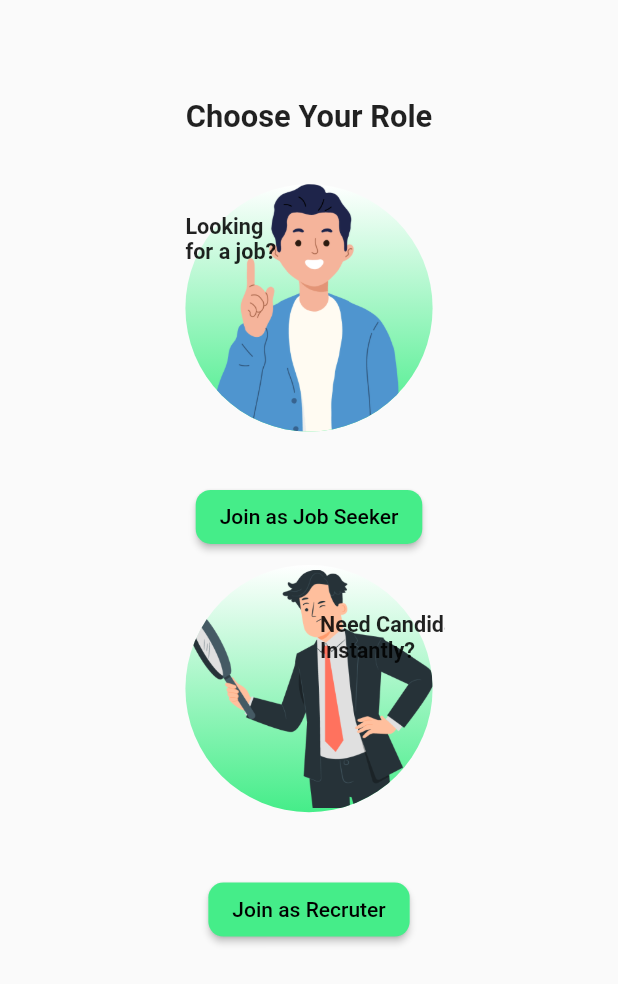
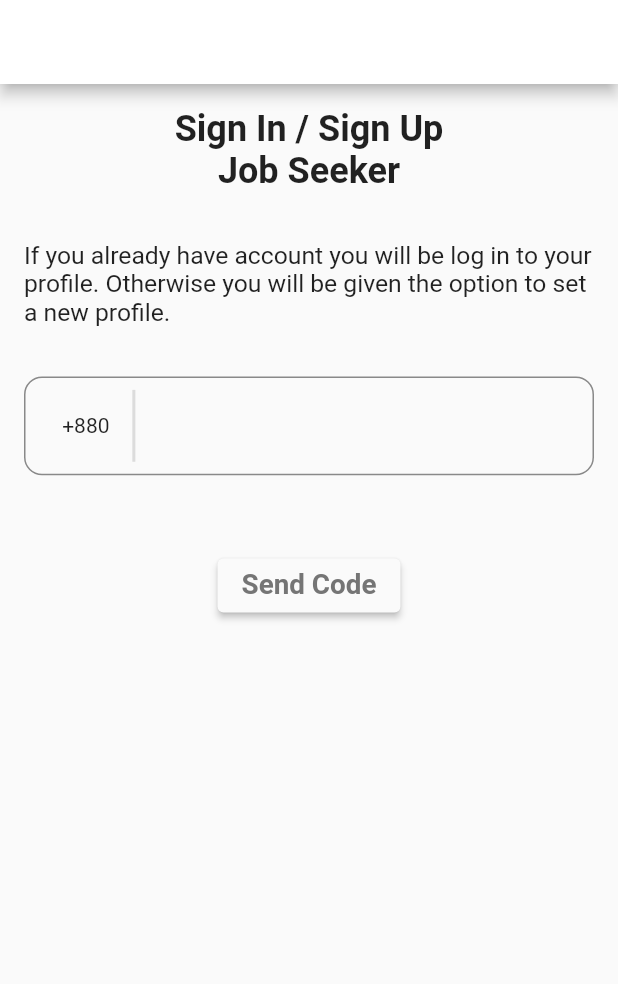
Before and after one commit to SyedMahamudulHasan/bringin, a Flutter app: the screen it shows after launch, on a phone screen of 412 x 824 dp. Shown: the top 984 px of the screen. Run offline on Flutter 3.47's test engine with Material 2 defaults, Android fonts, the phone set to English and light mode, and no system bars; our stand-ins replace flutter_riverpod.

Commit message:
signup screen created

```diff
--- a/lib/main.dart
+++ b/lib/main.dart
@@ -1,9 +1,11 @@
 import 'package:bringin/view/login_select_screen.dart';
 import 'package:bringin/view/scplash_screen.dart';
+import 'package:bringin/view/signinandup_screen.dart';
 import 'package:flutter/material.dart';
+import 'package:flutter_riverpod/flutter_riverpod.dart';
 
 void main() {
-  runApp(const MyApp());
+  runApp(const ProviderScope(child:  MyApp()));
 }
 
 class MyApp extends StatelessWidget {
@@ -13,15 +15,17 @@ class MyApp extends StatelessWidget {
   @override
   Widget build(BuildContext context) {
     return MaterialApp(
+      debugShowCheckedModeBanner: false,
       title: 'Flutter Demo',
       theme: ThemeData(
         primarySwatch: Colors.blue,
         fontFamily: "roboto",
       ),
-      initialRoute: SplashScreen.id,
+      initialRoute: AuthenticationScreen.id,
       routes: {
         SplashScreen.id: ((context) => const SplashScreen()),
         LoginSelectScreeen.id: (context) => const LoginSelectScreeen(),
+        AuthenticationScreen.id: (context) => const AuthenticationScreen(),
       },
     );
   }
--- /dev/null
+++ b/lib/view/signinandup_screen.dart
@@ -0,0 +1,101 @@
+import 'package:flutter/material.dart';
+import 'package:flutter/services.dart';
+import 'package:flutter_riverpod/flutter_riverpod.dart';
+
+class AuthenticationScreen extends ConsumerStatefulWidget {
+  const AuthenticationScreen({super.key});
+  static const id = "/authentication";
+
+  @override
+  ConsumerState<ConsumerStatefulWidget> createState() => _AuthenticationScreenState();
+}
+
+class _AuthenticationScreenState extends ConsumerState<AuthenticationScreen> {
+
+ late TextEditingController _phoneCtr;
+ final GlobalKey _formKey = GlobalKey<FormState>();
+
+  @override
+  void initState() {
+    _phoneCtr = TextEditingController();
+    super.initState();
+  }
+
+  @override
+  void dispose() {
+    _phoneCtr.dispose();
+    super.dispose();
+  }
+
+  @override
+  Widget build(BuildContext context) {
+    final Size size  = MediaQuery.of(context).size;
+    return Scaffold(
+      appBar: AppBar(backgroundColor: Colors.white),
+      body: SingleChildScrollView(
+        physics: const NeverScrollableScrollPhysics(),
+        child: Padding(
+          padding: const EdgeInsets.all(16.0),
+          child: Column(
+            children: [
+              Center(child: Text("Sign In / Sign Up\nJob Seeker",textAlign: TextAlign.center, style: Theme.of(context).textTheme.headline5!.copyWith(fontWeight: FontWeight.w700),)),
+              SizedBox(height: size.height*0.04,),
+              Text("If you already have account you will be log in to your profile. Otherwise you will be given the option to set a new profile.", textAlign: TextAlign.left,style: TextStyle(fontSize: size.width*0.04, fontWeight: FontWeight.w400,),),
+              SizedBox(height: size.height*0.04,),
+              //=================================>>>> phone text field
+              Form(
+                key: _formKey,
+                child: Container(
+                  width: size.width,
+                  height: size.height*0.08,
+                  padding: const EdgeInsets.symmetric(horizontal: 8),
+                  decoration: BoxDecoration(borderRadius: BorderRadius.circular(12),
+                  border: Border.all(color: Colors.black45)
+                  ),
+                  child: Center(
+                    child: Row(
+                      children: [
+                        SizedBox(width: size.width*0.04,),
+                        Text("+880"),
+                        SizedBox(width: size.width*0.02,),
+                        Flexible(child: Padding(
+                          padding: const EdgeInsets.symmetric(vertical: 8.0),
+                          child: VerticalDivider(thickness: 2,),
+                        )),
+                        SizedBox(width: size.width*0.02,),
+                        Expanded(
+                          child: TextFormField(
+                            controller: _phoneCtr,
+                          decoration: InputDecoration(border: InputBorder.none,),
+//                              validator: (value){
+//                               if(value!.isEmpty){
+// return "Please provide a valid phone number";
+//                               } else {
+//                                 if(value.length < 11 || value.length > 11){
+//                                   return "Invalid phone number, provided phone number length is ${value.length}";
+//                                 } else {
+//                                   return null;
+//                                 }
+//                               }
+//                              },
+
+
+                                          ),
+                        ),
+                      ],
+                    ),
+                  ),
+                ),
+              ),
+              SizedBox(height: size.height*0.06,),
+              ElevatedButton(
+                onPressed: (){},
+                style: ElevatedButton.styleFrom(backgroundColor: Colors.grey.shade50),
+                child: Text("Send Code", style: TextStyle(fontWeight: FontWeight.w700, fontSize: size.width*0.045, color: Colors.grey.shade600 ),))
+            ],
+          ),
+        ),
+      ),
+    );
+  }
+}
```
